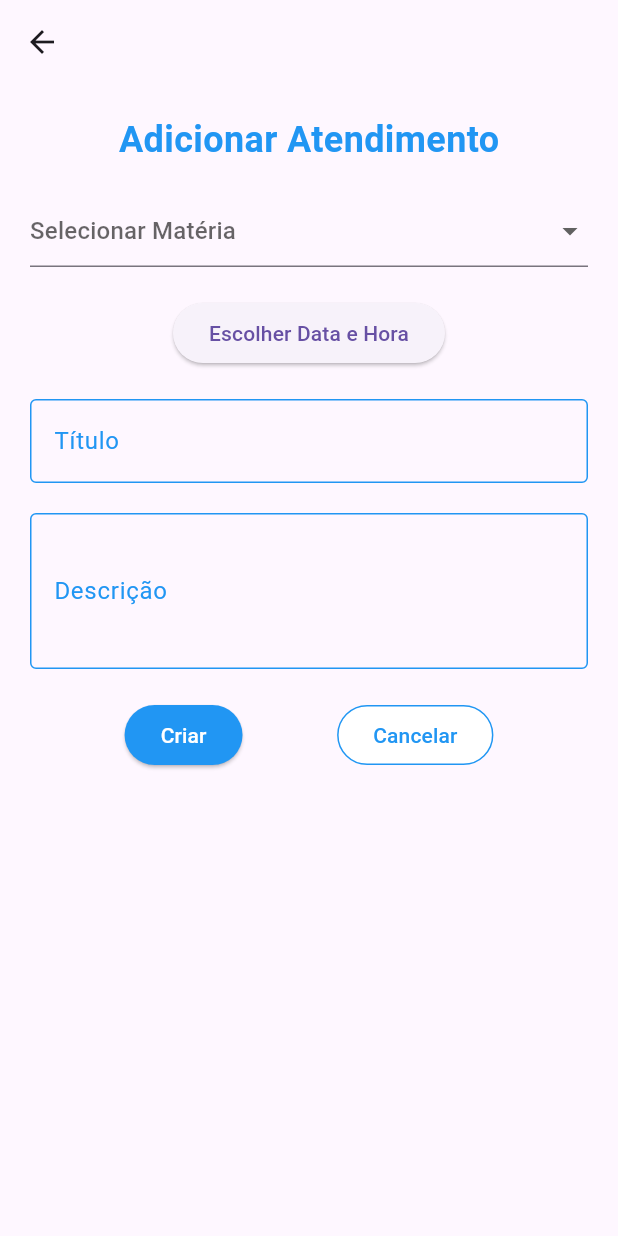
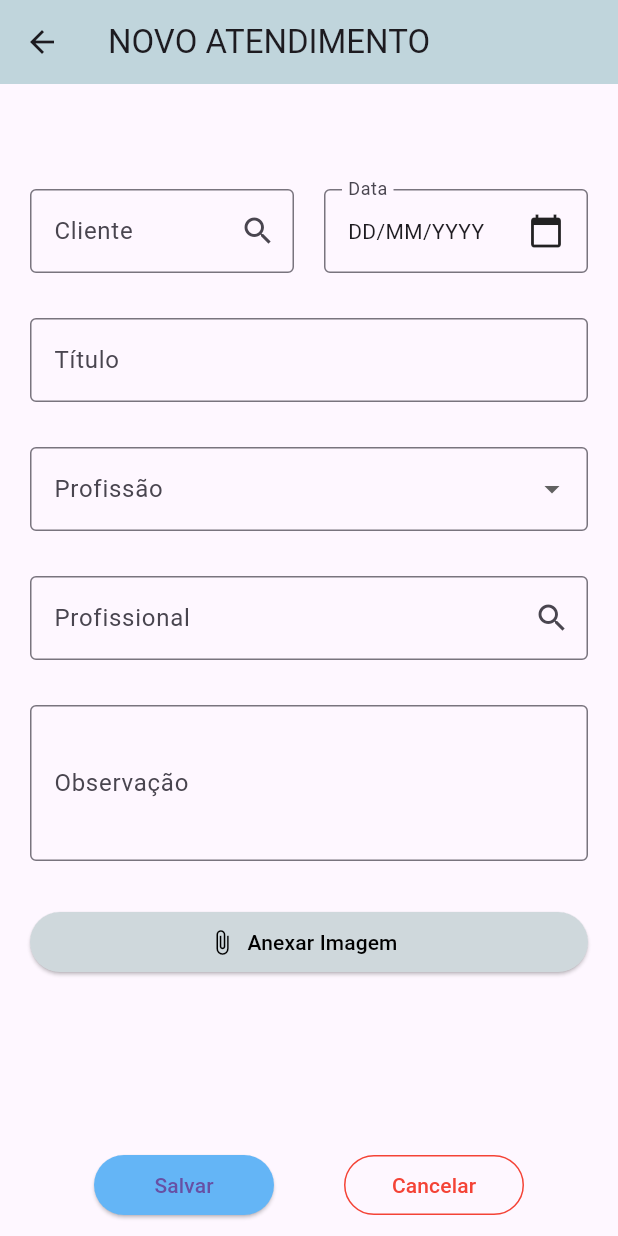
Before and after one commit to CarolineVantim/Sistema-Clinico, a Flutter app: the AddService screen opened by its route, on a phone screen of 412 x 824 dp. Run offline on Flutter 3.47's test engine with Material 3 defaults, Android fonts, the phone set to English and light mode, and no system bars; our stand-ins replace chewie, dio, flutter_dotenv, flutter_riverpod, flutter_svg, image_picker and 5 more; accounts and stored records are empty; generated files the repository leaves out were written again; statements that could not run were skipped.

Commit message:
feature: new layout

```diff
--- a/lib/features/appointments/presentation/appointments_page.dart
+++ b/lib/features/appointments/presentation/appointments_page.dart
@@ -106,11 +106,11 @@ class _AppointmentsState extends State<Appointments> {
                           ),
                           child: ListTile(
                             leading: CircleAvatar(
+                              backgroundColor: Colors.blue,
                               child: Text(
                                 appointment['discipline'][0],
                                 style: const TextStyle(color: Colors.white),
                               ),
-                              backgroundColor: Colors.blue,
                             ),
                             title: Text(appointment['professionalName']),
                             subtitle: Column(
--- a/lib/features/appointments/presentation/new_appointment/new_appointment.dart
+++ b/lib/features/appointments/presentation/new_appointment/new_appointment.dart
@@ -6,6 +6,8 @@ import 'package:image_picker/image_picker.dart';
 import 'package:sistema_clinico/services/api_service.dart';
 
 class NewAppointmentScreen extends StatefulWidget {
+  const NewAppointmentScreen({super.key});
+
   @override
   _NewAppointmentScreenState createState() => _NewAppointmentScreenState();
 }
--- a/lib/features/clinicalcare/presentation/clinical_care_details.dart
+++ b/lib/features/clinicalcare/presentation/clinical_care_details.dart
@@ -1,4 +1,3 @@
-import 'package:flutter/cupertino.dart';
 import 'package:flutter/material.dart';
 import 'package:sistema_clinico/features/clinicalcare/domain/clinical_care.dart';
 
--- a/lib/features/clinicalcare/presentation/clinical_care_page.dart
+++ b/lib/features/clinicalcare/presentation/clinical_care_page.dart
@@ -2,14 +2,12 @@ import 'package:flutter/material.dart';
 import 'package:flutter_riverpod/flutter_riverpod.dart';
 import 'package:sistema_clinico/features/clinicalcare/data/clinical_care_repository_impl.dart';
 import 'package:sistema_clinico/features/clinicalcare/data/clinical_care_repository_position_impl.dart';
-import 'package:sistema_clinico/features/clinicalcare/domain/clinical_care.dart';
 import 'package:sistema_clinico/features/clinicalcare/data/clinical_care_repository_date_impl.dart';
 import 'package:sistema_clinico/features/clinicalcare/data/clinical_care_repository_date_position_impl.dart';
 
 import 'package:sistema_clinico/shared/widgets/loading_widgets.dart';
 import '../../students/domain/students_model.dart';
 import 'students_attendance_list_widget.dart';
-import '../presentation/widgets/floating_add_button.dart';
 import 'widgets/filterDateDropdown.dart';
 
 class ClinicalCarePage extends ConsumerStatefulWidget {
--- a/lib/features/home/presentation/widgets/menu_item_card.dart
+++ b/lib/features/home/presentation/widgets/menu_item_card.dart
@@ -2,6 +2,7 @@ import 'package:flutter/material.dart';
 import 'package:flutter_svg/flutter_svg.dart';
 
 import 'package:sistema_clinico/shared/constants/constants.dart';
+import 'package:sistema_clinico/shared/constants/coLORS.dart';
 
 class MenuItemCard extends StatelessWidget {
   const MenuItemCard({
@@ -23,6 +24,7 @@ class MenuItemCard extends StatelessWidget {
       },
       child: Card(
         clipBehavior: Clip.antiAlias,
+        color: tCardBgColor,
         child: Column(
           mainAxisAlignment: MainAxisAlignment.start,
           crossAxisAlignment: CrossAxisAlignment.stretch,
--- a/lib/features/login/presentation/login_page.dart
+++ b/lib/features/login/presentation/login_page.dart
@@ -3,7 +3,7 @@ import 'package:shared_preferences/shared_preferences.dart';
 import 'package:sistema_clinico/services/api_service.dart';
 
 class LoginPage extends StatefulWidget {
-  const LoginPage({Key? key}) : super(key: key);
+  const LoginPage({super.key});
 
   @override
   _LoginPageState createState() => _LoginPageState();
--- a/lib/features/patients/presentation/patients_profile.dart
+++ b/lib/features/patients/presentation/patients_profile.dart
@@ -35,9 +35,9 @@ class PatientsProfile extends StatelessWidget {
             Row(
               children: [
                 CircleAvatar(
-                  radius: 60, // Aumenta o tamanho do avatar
+                  radius: 60,
+                  backgroundColor: Colors.blue, // Aumenta o tamanho do avatar
                   child: Icon(avatar, size: 60, color: Colors.white),
-                  backgroundColor: Colors.blue,
                 ),
                 const SizedBox(width: 16),
                 Expanded(
--- a/lib/features/students/data/repositories/students_repository_impl.dart
+++ b/lib/features/students/data/repositories/students_repository_impl.dart
@@ -46,11 +46,6 @@ class StudentsRepositoryImpl implements StudentsRepository {
 StudentsRepository studentsRepository(Ref ref) {
   var dio = ref.watch(dioProvider);
 
-  // Verificação de null ou erro durante a injeção de dependência
-  if (dio == null) {
-    throw Exception('Erro ao inicializar o DioProvider.');
-  }
-
   return StudentsRepositoryImpl(dio: dio);
 }
 
--- a/lib/features/students/presentation/widgets/student_professional_simple_card.dart
+++ b/lib/features/students/presentation/widgets/student_professional_simple_card.dart
@@ -1,7 +1,6 @@
 import 'dart:convert';
 
 import 'package:flutter/material.dart';
-import 'package:sistema_clinico/shared/constants/constants.dart';
 import 'package:sistema_clinico/features/students/domain/students_model.dart';
 
 import 'package:sistema_clinico/features/clinicalcare/presentation/clinical_professional_care_page.dart';
--- a/lib/features/students/presentation/widgets/student_simple_card.dart
+++ b/lib/features/students/presentation/widgets/student_simple_card.dart
@@ -1,7 +1,6 @@
 import 'dart:convert';
 
 import 'package:flutter/material.dart';
-import 'package:sistema_clinico/shared/constants/constants.dart';
 import 'package:sistema_clinico/features/students/domain/students_model.dart';
 
 import '../../../clinicalcare/presentation/clinical_care_page.dart';
--- a/lib/features/students/presentation/widgets/students_list_widget.dart
+++ b/lib/features/students/presentation/widgets/students_list_widget.dart
@@ -1,5 +1,4 @@
 import 'package:flutter/material.dart';
-import 'package:flutter_svg/flutter_svg.dart';
 import 'package:sistema_clinico/shared/widgets/not_found_widget.dart';
 import '../../domain/students_model.dart';
 import 'student_simple_card.dart';
--- a/lib/features/students/presentation/widgets/students_professional_list_widget.dart
+++ b/lib/features/students/presentation/widgets/students_professional_list_widget.dart
@@ -1,5 +1,4 @@
 import 'package:flutter/material.dart';
-import 'package:flutter_svg/flutter_svg.dart';
 import 'package:sistema_clinico/shared/widgets/not_found_widget.dart';
 import '../../domain/students_model.dart';
 import 'student_professional_simple_card.dart';
--- a/lib/features/treatment/presentation/treatment_description_page.dart
+++ b/lib/features/treatment/presentation/treatment_description_page.dart
@@ -1,189 +1,256 @@
-import 'dart:convert';
+import 'dart:io';
+
 import 'package:flutter/material.dart';
+import 'package:image_picker/image_picker.dart';
 import 'package:intl/intl.dart';
-import 'package:http/http.dart' as http;
+import 'package:sistema_clinico/shared/constants/colors.dart';
 
 class AddService extends StatefulWidget {
   const AddService({super.key});
 
   @override
-  _AddServiceState createState() => _AddServiceState();
+  State<AddService> createState() => _AddServiceState();
 }
 
 class _AddServiceState extends State<AddService> {
-  List<String> materias = [
-    'Fonoaudiólogo(a)',
-    'Nutricionista',
-    'Psicólogo(a)',
-    'Assistente Sociai',
-    'Fisioterapeuta',
-  ];
-  String? _selectedMateria;
-  DateTime? _selectedDate;
-  TimeOfDay? _selectedTime;
+  final TextEditingController _clientController = TextEditingController();
   final TextEditingController _titleController = TextEditingController();
+  final TextEditingController _professionalController = TextEditingController();
   final TextEditingController _descriptionController = TextEditingController();
 
-  Future<void> _pickDateTime(BuildContext context) async {
-    final DateTime? pickedDate = await showDatePicker(
+  // Dados estáticos
+  List<String> professions = [
+    'Psicólogo',
+    'Fonoaudiólogo',
+    'Terapeuta Ocupacional',
+    'Psicopedagogo'
+  ];
+  String? selectedProfession;
+  DateTime? selectedDate;
+
+  // Anexos
+  List<XFile> attachments = [];
+  final ImagePicker _picker = ImagePicker();
+
+  // 📅 Selecionar data
+  Future<void> _selectDate() async {
+    final DateTime? picked = await showDatePicker(
       context: context,
-      initialDate: _selectedDate ?? DateTime.now(),
+      initialDate: selectedDate ?? DateTime.now(),
       firstDate: DateTime(2000),
-      lastDate: DateTime(2025),
+      lastDate: DateTime(2100),
     );
-    if (pickedDate != null) {
-      final TimeOfDay? pickedTime = await showTimePicker(
-        context: context,
-        initialTime: _selectedTime ?? TimeOfDay.now(),
-      );
-      if (pickedTime != null) {
+    if (picked != null) {
       setState(() {
-          _selectedDate = DateTime(
-            pickedDate.year,
-            pickedDate.month,
-            pickedDate.day,
-            pickedTime.hour,
-            pickedTime.minute,
-          );
-          _selectedTime = pickedTime;
+        selectedDate = picked;
       });
     }
   }
+
+  // 🖼️ Anexar imagem
+  Future<void> pickMedia() async {
+    final List<XFile>? picked = await _picker.pickMultiImage();
+
+    if (picked != null) {
+      setState(() {
+        attachments.addAll(picked);
+      });
+    }
   }
 
-  Future<void> _createLesson() async {
-    //TODO: Itegrar com API
-    var url = Uri.parse('https://yourapi.com/lessons');
+  // 🚀 Simular envio
+  void submitForm() {
+    if (_clientController.text.isEmpty ||
+        selectedDate == null ||
+        _titleController.text.isEmpty ||
+        selectedProfession == null ||
+        _professionalController.text.isEmpty) {
+      ScaffoldMessenger.of(context).showSnackBar(
+        const SnackBar(content: Text('Preencha todos os campos obrigatórios')),
+      );
+      return;
+    }
 
-    //TODO: Substituir pelo DioProvider
-    var response = await http.post(
-      url,
-      headers: {'Content-Type': 'application/json'},
-      body: json.encode({
-        'title': _titleController.text,
-        'description': _descriptionController.text,
-        'materia': _selectedMateria,
-        'date': _selectedDate?.toIso8601String(),
-      }),
+    // Apenas simula sucesso
+    ScaffoldMessenger.of(context).showSnackBar(
+      const SnackBar(content: Text('Atendimento criado com sucesso (Offline)')),
     );
-    if (response.statusCode == 200) {
     Navigator.pop(context);
-    } else {
-      // Handle error
-      print('Failed to create lesson: ${response.body}');
-    }
   }
 
   @override
   Widget build(BuildContext context) {
+    final dateFormatted = selectedDate != null
+        ? DateFormat('dd/MM/yyyy').format(selectedDate!)
+        : 'DD/MM/YYYY';
+
     return Scaffold(
-      appBar: AppBar(),
+      appBar: AppBar(
+        backgroundColor: tCardBgColor,
+        title: const Text('NOVO ATENDIMENTO'),
+      ),
       body: SingleChildScrollView(
-        child: Padding(
-          padding: EdgeInsets.only(
-            bottom: MediaQuery.of(context).viewInsets.bottom,
-            left: 20,
-            right: 20,
-            top: 20,
-          ),
+        padding: const EdgeInsets.all(20),
         child: Column(
-            mainAxisSize: MainAxisSize.min,
-            children: <Widget>[
-              const Text(
-                "Adicionar Atendimento",
-                style: TextStyle(
-                  fontSize: 24,
-                  fontWeight: FontWeight.bold,
-                  color: Colors.blue,
+          crossAxisAlignment: CrossAxisAlignment.stretch,
+          children: [
+            const SizedBox(height: 50),
+            Row(
+              children: [
+                Expanded(
+                  flex: 1,
+                  child: TextFormField(
+                    controller: _clientController,
+                    decoration: const InputDecoration(
+                      labelText: 'Cliente',
+                      suffixIcon: Icon(Icons.search),
+                      border: OutlineInputBorder(),
                     ),
                   ),
-              const SizedBox(height: 20),
-              DropdownButtonFormField<String>(
-                value: _selectedMateria,
-                hint: const Text("Selecionar Matéria"),
-                onChanged: (String? newValue) {
-                  setState(() {
-                    _selectedMateria = newValue;
-                  });
-                },
-                items: materias.map<DropdownMenuItem<String>>((String value) {
-                  return DropdownMenuItem<String>(
-                    value: value,
-                    child: Text(value),
-                  );
-                }).toList(),
                 ),
-              const SizedBox(height: 20),
-              ElevatedButton(
-                onPressed: () => _pickDateTime(context),
-                child: Text(_selectedDate == null
-                    ? 'Escolher Data e Hora'
-                    : '${DateFormat('dd/MM/yyyy').format(_selectedDate!)} ${_selectedTime!.format(context)}'),
+                const SizedBox(width: 20),
+                Expanded(
+                  flex: 1,
+                  child: InkWell(
+                    onTap: _selectDate,
+                    child: InputDecorator(
+                      decoration: const InputDecoration(
+                        labelText: 'Data',
+                        border: OutlineInputBorder(),
                       ),
-              const SizedBox(height: 20),
+                      child: Row(
+                        mainAxisAlignment: MainAxisAlignment.spaceBetween,
+                        children: [
+                          Text(dateFormatted),
+                          const Icon(Icons.calendar_today),
+                        ],
+                      ),
+                    ),
+                  ),
+                ),
+              ],
+            ),
+            const SizedBox(height: 30),
             TextFormField(
               controller: _titleController,
               decoration: const InputDecoration(
-                  labelText: "Título",
-                  hintText: "Informe o título do atendimento",
+                labelText: 'Título',
+                hintText: 'Título do atendimento',
                 border: OutlineInputBorder(),
-                  labelStyle: TextStyle(color: Colors.blue),
-                  enabledBorder: OutlineInputBorder(
-                    borderSide: BorderSide(color: Colors.blue),
-                  ),
-                  focusedBorder: OutlineInputBorder(
-                    borderSide: BorderSide(color: Colors.blue),
               ),
             ),
+            const SizedBox(height: 30),
+            DropdownButtonFormField<String>(
+              value: selectedProfession,
+              decoration: const InputDecoration(
+                labelText: 'Profissão',
+                border: OutlineInputBorder(),
               ),
-              const SizedBox(height: 20),
+              items: professions
+                  .map(
+                    (e) => DropdownMenuItem(
+                      value: e,
+                      child: Text(e),
+                    ),
+                  )
+                  .toList(),
+              onChanged: (value) {
+                setState(() {
+                  selectedProfession = value;
+                });
+              },
+            ),
+            const SizedBox(height: 30),
+            TextFormField(
+              controller: _professionalController,
+              decoration: const InputDecoration(
+                labelText: 'Profissional',
+                hintText: 'Nome do profissional',
+                suffixIcon: Icon(Icons.search),
+                border: OutlineInputBorder(),
+              ),
+            ),
+            const SizedBox(height: 30),
             TextFormField(
               controller: _descriptionController,
+              minLines: 3,
+              maxLines: 5,
               decoration: const InputDecoration(
-                  labelText: "Descrição",
-                  hintText: "Conte um pouco sobre o atendimento",
+                labelText: 'Observação',
+                hintText: 'Descrição completa do atendimento',
                 border: OutlineInputBorder(),
-                  labelStyle: TextStyle(color: Colors.blue),
-                  enabledBorder: OutlineInputBorder(
-                    borderSide: BorderSide(color: Colors.blue),
-                  ),
-                  focusedBorder: OutlineInputBorder(
-                    borderSide: BorderSide(color: Colors.blue),
               ),
             ),
-                minLines: 3,
-                maxLines: 5,
-                keyboardType: TextInputType.multiline,
+            const SizedBox(height: 30),
+            ElevatedButton.icon(
+              onPressed: pickMedia,
+              icon: const Icon(Icons.attach_file),
+              label: const Text('Anexar Imagem'),
+              style: ElevatedButton.styleFrom(
+                backgroundColor: Colors.blueGrey.shade100,
+                foregroundColor: Colors.black,
               ),
-              const SizedBox(height: 20),
-              Row(
+            ),
+            if (attachments.isNotEmpty)
+              Padding(
+                padding: const EdgeInsets.only(top: 12),
+                child: Wrap(
+                  spacing: 8,
+                  children: attachments
+                      .map(
+                        (file) => Stack(
+                          alignment: Alignment.topRight,
+                          children: [
+                            Image.file(
+                              File(file.path),
+                              width: 80,
+                              height: 80,
+                              fit: BoxFit.cover,
+                            ),
+                            GestureDetector(
+                              onTap: () {
+                                setState(() {
+                                  attachments.remove(file);
+                                });
+                              },
+                              child: const CircleAvatar(
+                                radius: 10,
+                                backgroundColor: Colors.red,
+                                child: Icon(Icons.close, size: 12),
+                              ),
+                            ),
+                          ],
+                        ),
+                      )
+                      .toList(),
+                ),
+              ),
+          ],
+        ),
+      ),
+      bottomNavigationBar: Padding(
+        padding: const EdgeInsets.symmetric(horizontal: 16, vertical: 10),
+        child: Row(
           mainAxisAlignment: MainAxisAlignment.spaceEvenly,
           children: [
             ElevatedButton(
-                    onPressed: _createLesson,
+              onPressed: submitForm,
               style: ElevatedButton.styleFrom(
-                      foregroundColor: Colors.white,
-                      backgroundColor: Colors.blue,
+                backgroundColor: Colors.blue.shade300,
+                minimumSize: const Size(120, 40),
               ),
-                    child: const Text("Criar"),
+              child: const Text('Salvar'),
             ),
             OutlinedButton(
               onPressed: () => Navigator.pop(context),
               style: OutlinedButton.styleFrom(
-                      foregroundColor: Colors.blue,
-                      backgroundColor: Colors.white,
-                      side: const BorderSide(color: Colors.blue),
-                      shape: RoundedRectangleBorder(
-                        borderRadius: BorderRadius.circular(30.0),
+                foregroundColor: Colors.red,
+                side: const BorderSide(color: Colors.red),
+                minimumSize: const Size(120, 40),
               ),
-                    ),
-                    child: const Text("Cancelar"),
+              child: const Text('Cancelar'),
             ),
           ],
-              ),
-              const SizedBox(height: 20),
-            ],
-          ),
         ),
       ),
     );
--- a/lib/main.dart
+++ b/lib/main.dart
@@ -14,7 +14,7 @@ import 'package:sistema_clinico/features/treatment/presentation/treatment_descri
 void main() async {
   WidgetsFlutterBinding.ensureInitialized(); // Garante a inicialização correta
   await dotenv.load(); // Carrega o arquivo .env
-  final Future<SharedPreferencesWithCache> _prefs =
+  final Future<SharedPreferencesWithCache> prefs =
       SharedPreferencesWithCache.create(
           cacheOptions: const SharedPreferencesWithCacheOptions(
               allowList: <String>{'counter'}));
@@ -32,7 +32,7 @@ class MyApp extends StatelessWidget {
       theme: ThemeData(
         primarySwatch: Colors.blue,
       ),
-      initialRoute: Routes.login, // Define a rota inicial como uma constante
+      initialRoute: Routes.home, // Define a rota inicial como uma constante
       routes: {
         Routes.login: (context) => const LoginPage(),
         Routes.home: (context) => HomePage(),
--- a/lib/shared/constants/colors.dart
+++ b/lib/shared/constants/colors.dart
@@ -7,6 +7,6 @@ const tSelectedColor = Color(0xFFF4B71A);
 
 const tWhiteColor = Colors.white;
 const tDarkColor = Color(0xff000000);
-const tCardBgColor = Color(0xFFF7F6F1);
+const tCardBgColor = Color(0xFFC0D5DC);
 
 const tOnBoardingPage1Color = Colors.white;
```
Also changed, not shown: lib/features/home/presentation/home_page.dart (+117 -62 lines), assets/images/home/autism.svg, assets/images/home/calendar.svg, assets/images/home/children.svg, assets/images/home/source.svg, pubspec.lock, 126 other files. Lines whose indentation alone changed are shown as unchanged.
